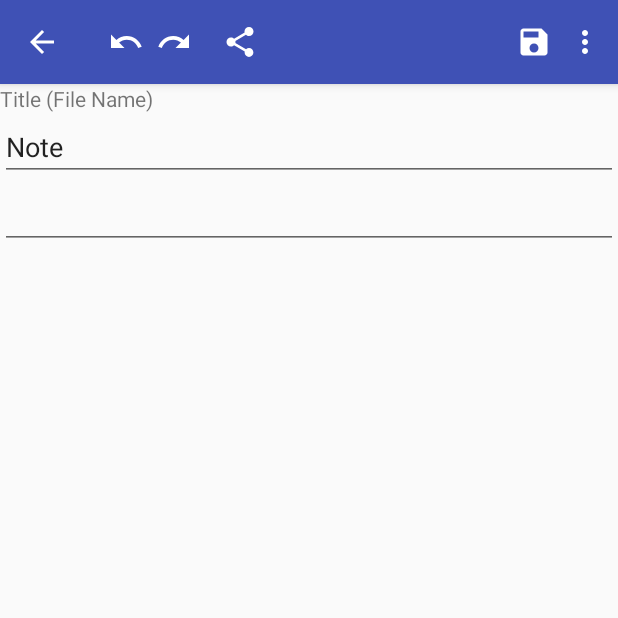
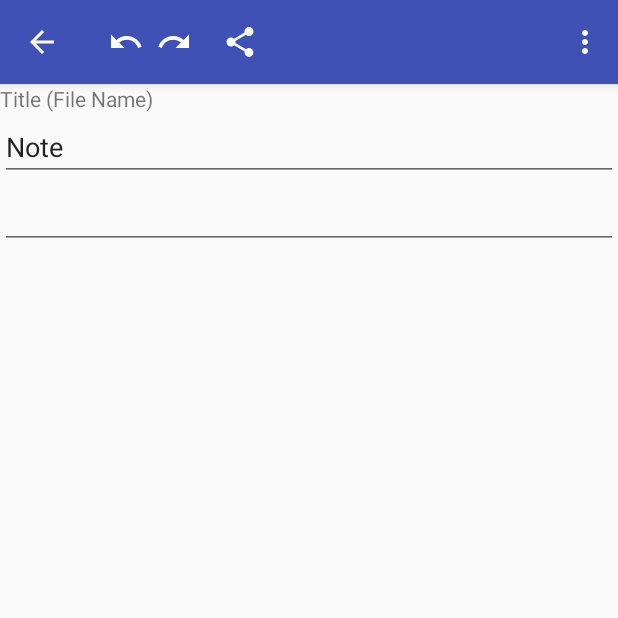
Before and after one commit to aario/snotepad, an Android app: the screen it shows after launch (MainActivity), after a tap on an icon or button, on a phone screen of 412 x 824 dp, the top half of it. Run offline under Robolectric (Android 15) with nearby library versions, the phone set to English and light mode, and no system bars.

Commit message:
Remove save functionality and autosave after each keystroke.

```diff
--- a/app/src/main/java/info/aario/snotepad/EditorFragment.java
+++ b/app/src/main/java/info/aario/snotepad/EditorFragment.java
@@ -46,12 +46,14 @@ public class EditorFragment extends Fragment {
 
         @Override
         public void onTextChanged(CharSequence charSequence, int i, int i1, int i2) {
+
             saveUndoRedo();
         }
 
         @Override
         public void afterTextChanged(Editable editable) {
             activity.editor_modified = true;
+            save();
         }
     };
 
@@ -141,20 +143,6 @@ public class EditorFragment extends Fragment {
             }
         });
         saveUndoRedo();
-        btSave = (Button) view.findViewById(R.id.btSave);
-        btSave.setOnClickListener(new View.OnClickListener() {
-            @Override
-            public void onClick(View view) {
-                save();
-            }
-        });
-        btShare = (Button) view.findViewById(R.id.btShare);
-        btShare.setOnClickListener(new View.OnClickListener() {
-            @Override
-            public void onClick(View view) {
-                share();
-            }
-        });
         return view;
     }
 
@@ -172,7 +160,6 @@ public class EditorFragment extends Fragment {
         }
 
         if (activity.filer.writeToFile(path, getEditorText())) {
-            activity.makeSnackBar("Changes saved to " + path);
             if (rename)
                 activity.filer.delete(oldPath);
             activity.editor_modified = false;
--- a/app/src/main/res/layout/editor_fragment.xml
+++ b/app/src/main/res/layout/editor_fragment.xml
@@ -39,16 +39,6 @@
             android:layout_marginLeft="20dp"
             android:background="@drawable/ic_share_white_24dp"
             android:enabled="true" />
-        <Button
-            android:id="@+id/btSave"
-            android:layout_width="24dp"
-            android:layout_height="24dp"
-            android:layout_margin="4dp"
-            android:layout_gravity="right"
-            android:background="@drawable/ic_save_white_24dp"
-            android:enabled="true" />
-
-
 
     </android.support.v7.widget.Toolbar>
 
```
